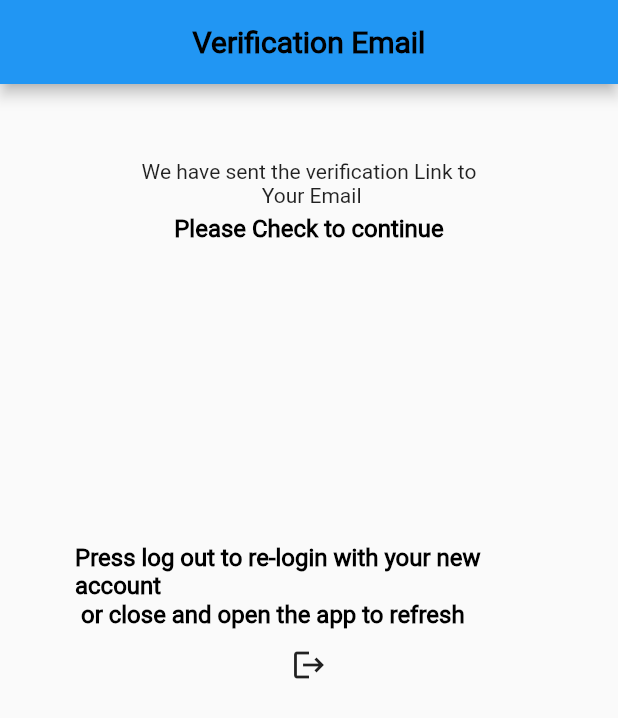
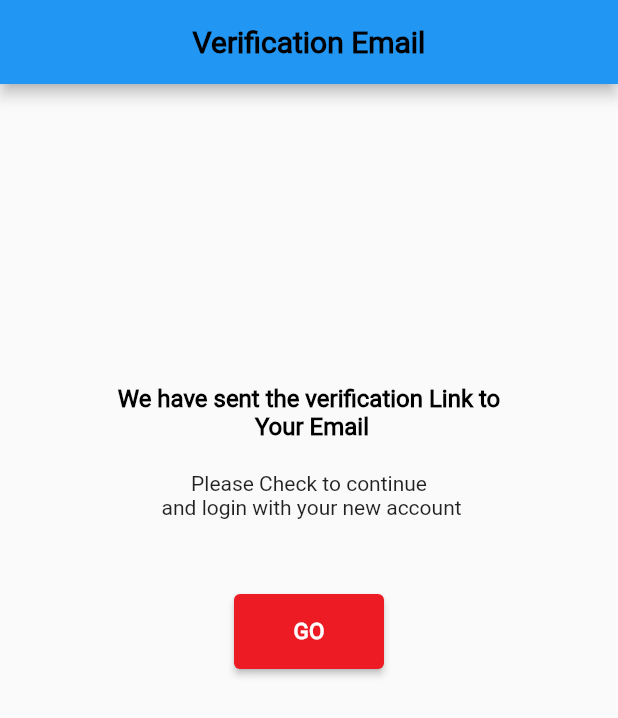
Before and after one commit to aliabdelnaby/clutch-2, a Flutter app: the VerificationCodePage screen opened by its route, on a phone screen of 412 x 824 dp. Shown: the top 718 px of the screen. Run offline on Flutter 3.47's test engine with Material 2 defaults, Android fonts, the light colour scheme and no system bars; our stand-ins replace firebase_auth, firebase_core, flutter_bloc, flutter_svg, fluttertoast, font_awesome_flutter and 6 more; accounts and stored records are empty.

Commit message:
refactor route login & sign up

```diff
--- a/lib/features/auth/presentation/views/verification_code.dart
+++ b/lib/features/auth/presentation/views/verification_code.dart
@@ -1,7 +1,7 @@
-import 'package:firebase_auth/firebase_auth.dart';
+import 'package:clutch/core/functions/navigation.dart';
+import 'package:clutch/core/utils/app_colors.dart';
+import 'package:clutch/core/widgets/custom_btn.dart';
 import 'package:flutter/material.dart';
-
-import '../../../../core/functions/navigation.dart';
 import '../../../../core/utils/app_strings.dart';
 import '../../../../core/utils/app_text_style.dart';
 
@@ -21,33 +21,30 @@ class VerificationCodePage extends StatelessWidget {
         padding: const EdgeInsets.symmetric(horizontal: 50),
         child: Column(
           children: [
-            const SizedBox(height: 50),
-            const Align(
+            const SizedBox(height: 200),
+            Align(
               child: Text(
                 "We have sent the verification Link to \n Your Email",
-                style: TextStyle(fontSize: 14),
+                style: CustomTextStyle.roboto700style20.copyWith(fontSize: 16),
                 textAlign: TextAlign.center,
               ),
             ),
-            const SizedBox(height: 5),
-            Text(
-              'Please Check to continue',
-              style: CustomTextStyle.roboto700style20.copyWith(fontSize: 16),
-            ),
-            const SizedBox(height: 200),
-            Text(
-              'Press log out to re-login with your new account \n or close and open the app to refresh',
-              style: CustomTextStyle.roboto700style20.copyWith(fontSize: 16),
-            ),
-            IconButton(
-              onPressed: () {
-                FirebaseAuth.instance.signOut();
-                customReplacementNavigate(context, '/signupoptions');
-              },
-              icon: const Icon(
-                Icons.logout,
+            const SizedBox(height: 20),
+            const Align(
+              child: Text(
+                'Please Check to continue \n and login with your new account',
+                textAlign: TextAlign.center,
               ),
             ),
+            const SizedBox(height: 50),
+            CustomBtn(
+                onPressed: () {
+                  customReplacementNavigate(context, '/loginviewwithemail');
+                },
+                text: AppStrings.go,
+                height: 50,
+                width: 100,
+                backgroundColor: AppColors.primaryColor)
           ],
         ),
       ),
--- a/lib/features/auth/presentation/widgets/custom_sign_up_form.dart
+++ b/lib/features/auth/presentation/widgets/custom_sign_up_form.dart
@@ -1,3 +1,4 @@
+import 'package:firebase_auth/firebase_auth.dart';
 import 'package:flutter/material.dart';
 import 'package:flutter/services.dart';
 import 'package:flutter_bloc/flutter_bloc.dart';
@@ -20,7 +21,8 @@ class CustomSignUpForm extends StatelessWidget {
       listener: (context, state) {
         if (state is SignUpSuccessState) {
           showToast("Account Created Successfully");
-          customNavigate(context, '/verificationCodePage');
+          customReplacementNavigate(context, '/verificationCodePage');
+          FirebaseAuth.instance.signOut();
         } else if (state is SignUpFailureState) {
           showToast(state.errMessage);
         }
```
